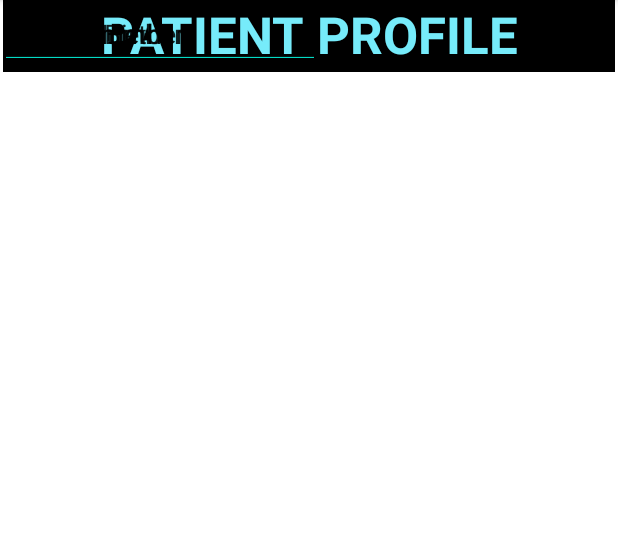
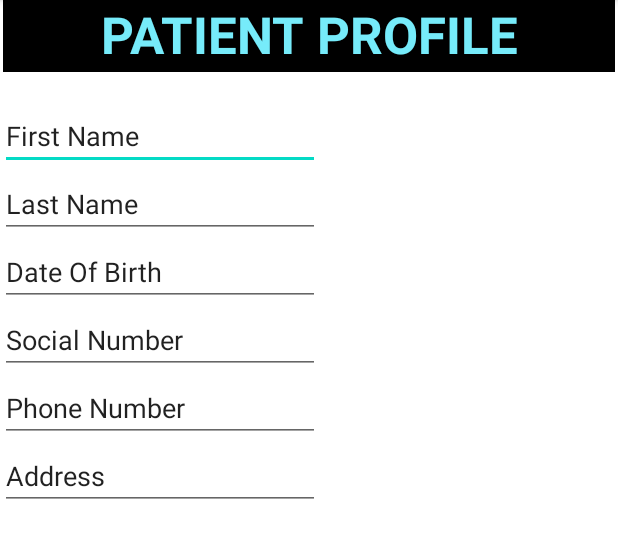
Before and after one commit to thiennp94/SeMediCure, an Android app: the Patient_Profile screen opened directly, with no data from a screen before it, on a phone screen of 412 x 824 dp, the part 84-642 px from its top. Run offline under Robolectric (Android 15) with nearby library versions, the phone set to English and light mode, and no system bars.

Commit message:
Add scrollview for patient screen

```diff
--- a/frontend/semedicure/app/src/main/res/layout/activity_patient_profile.xml
+++ b/frontend/semedicure/app/src/main/res/layout/activity_patient_profile.xml
@@ -21,6 +21,17 @@
         app:layout_constraintEnd_toEndOf="parent"
         app:layout_constraintStart_toStartOf="parent"
         app:layout_constraintTop_toTopOf="parent" />
+
+    <ScrollView
+        android:layout_width="match_parent"
+        android:layout_height="680dp"
+        app:layout_constraintTop_toBottomOf="@+id/textView"
+        app:layout_constraintBottom_toBottomOf="parent">
+
+        <LinearLayout
+            android:layout_width="match_parent"
+            android:layout_height="match_parent"
+            android:orientation="vertical">
 
             <EditText
                 android:id="@+id/txtProviderName"
@@ -81,5 +92,8 @@
                 android:text="Address"
                 tools:layout_editor_absoluteX="16dp"
                 tools:layout_editor_absoluteY="362dp" />
+        </LinearLayout>
+
+    </ScrollView>
 
 </androidx.constraintlayout.widget.ConstraintLayout>
```
Lines whose indentation alone changed are shown as unchanged.
